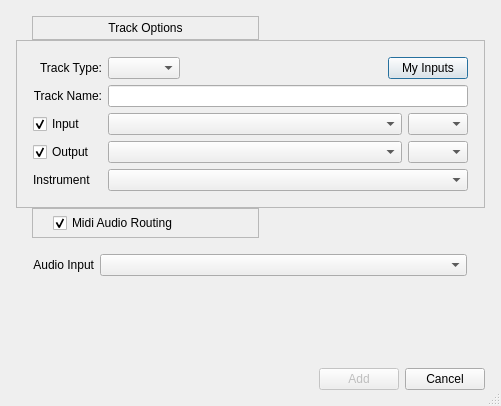
Old version of the form oom/widgets/createtrackbase.ui in the repository falkTX/los.
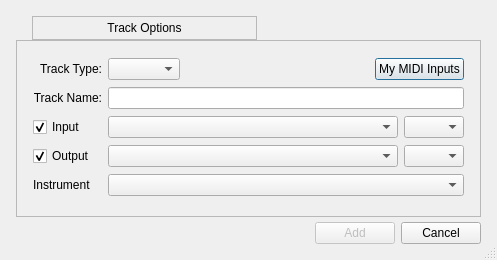
New version of the form.

Commit message: Trying to make sense of Audio tracks

Diff of the .ui file:
```diff
--- a/oom/widgets/createtrackbase.ui
+++ b/oom/widgets/createtrackbase.ui
@@ -9,8 +9,8 @@
    <rect>
     <x>0</x>
     <y>0</y>
-    <width>501</width>
-    <height>406</height>
+    <width>497</width>
+    <height>260</height>
    </rect>
   </property>
   <property name="windowTitle">
@@ -180,7 +180,7 @@
         <item>
          <widget class="QPushButton" name="btnMyInput">
           <property name="text">
-           <string>My Inputs</string>
+           <string>My MIDI Inputs</string>
           </property>
          </widget>
         </item>
@@ -307,131 +307,6 @@
      </layout>
     </widget>
    </item>
-   <item>
-    <layout class="QHBoxLayout" name="horizontalLayout_5">
-     <property name="spacing">
-      <number>0</number>
-     </property>
-     <item>
-      <spacer name="horizontalSpacer_4">
-       <property name="orientation">
-        <enum>Qt::Horizontal</enum>
-       </property>
-       <property name="sizeType">
-        <enum>QSizePolicy::Fixed</enum>
-       </property>
-       <property name="sizeHint" stdset="0">
-        <size>
-         <width>16</width>
-         <height>20</height>
-        </size>
-       </property>
-      </spacer>
-     </item>
-     <item>
-      <widget class="QFrame" name="midiBoxLabelFrame">
-       <property name="sizePolicy">
-        <sizepolicy hsizetype="Expanding" vsizetype="Fixed">
-         <horstretch>0</horstretch>
-         <verstretch>0</verstretch>
-        </sizepolicy>
-       </property>
-       <property name="frameShape">
-        <enum>QFrame::StyledPanel</enum>
-       </property>
-       <property name="frameShadow">
-        <enum>QFrame::Raised</enum>
-       </property>
-       <layout class="QVBoxLayout" name="verticalLayout_2">
-        <property name="spacing">
-         <number>0</number>
-        </property>
-        <property name="leftMargin">
-         <number>20</number>
-        </property>
-        <property name="topMargin">
-         <number>4</number>
-        </property>
-        <property name="rightMargin">
-         <number>20</number>
-        </property>
-        <property name="bottomMargin">
-         <number>4</number>
-        </property>
-        <item>
-         <widget class="QCheckBox" name="midiBox">
-          <property name="text">
-           <string>Midi Audio Routing</string>
-          </property>
-          <property name="checked">
-           <bool>true</bool>
-          </property>
-         </widget>
-        </item>
-       </layout>
-      </widget>
-     </item>
-     <item>
-      <spacer name="horizontalSpacer_3">
-       <property name="orientation">
-        <enum>Qt::Horizontal</enum>
-       </property>
-       <property name="sizeHint" stdset="0">
-        <size>
-         <width>40</width>
-         <height>20</height>
-        </size>
-       </property>
-      </spacer>
-     </item>
-    </layout>
-   </item>
-   <item>
-    <widget class="QFrame" name="midiBoxFrame">
-     <property name="toolTip">
-      <string/>
-     </property>
-     <layout class="QGridLayout" name="gridLayout" columnstretch="0,1,0,0" columnminimumwidth="0,0,1,1">
-      <property name="margin">
-       <number>16</number>
-      </property>
-      <item row="0" column="0">
-       <widget class="QLabel" name="lblMonitor">
-        <property name="text">
-         <string>Audio Input</string>
-        </property>
-        <property name="alignment">
-         <set>Qt::AlignRight|Qt::AlignTrailing|Qt::AlignVCenter</set>
-        </property>
-       </widget>
-      </item>
-      <item row="0" column="1">
-       <widget class="QComboBox" name="cmbMonitor">
-        <property name="sizePolicy">
-         <sizepolicy hsizetype="Expanding" vsizetype="Fixed">
-          <horstretch>0</horstretch>
-          <verstretch>0</verstretch>
-         </sizepolicy>
-        </property>
-       </widget>
-      </item>
-      <item row="0" column="2" rowspan="2">
-       <layout class="QVBoxLayout" name="auxBox">
-        <property name="spacing">
-         <number>0</number>
-        </property>
-       </layout>
-      </item>
-      <item row="0" column="3" rowspan="2">
-       <layout class="QVBoxLayout" name="panBox">
-        <property name="spacing">
-         <number>0</number>
-        </property>
-       </layout>
-      </item>
-     </layout>
-    </widget>
-   </item>
    <item>
     <layout class="QHBoxLayout" name="buttonLayout">
      <property name="topMargin">
```
Left out of the diff: 19 changed lines with no effect on the pictures. The commit also changes 10 other files.
